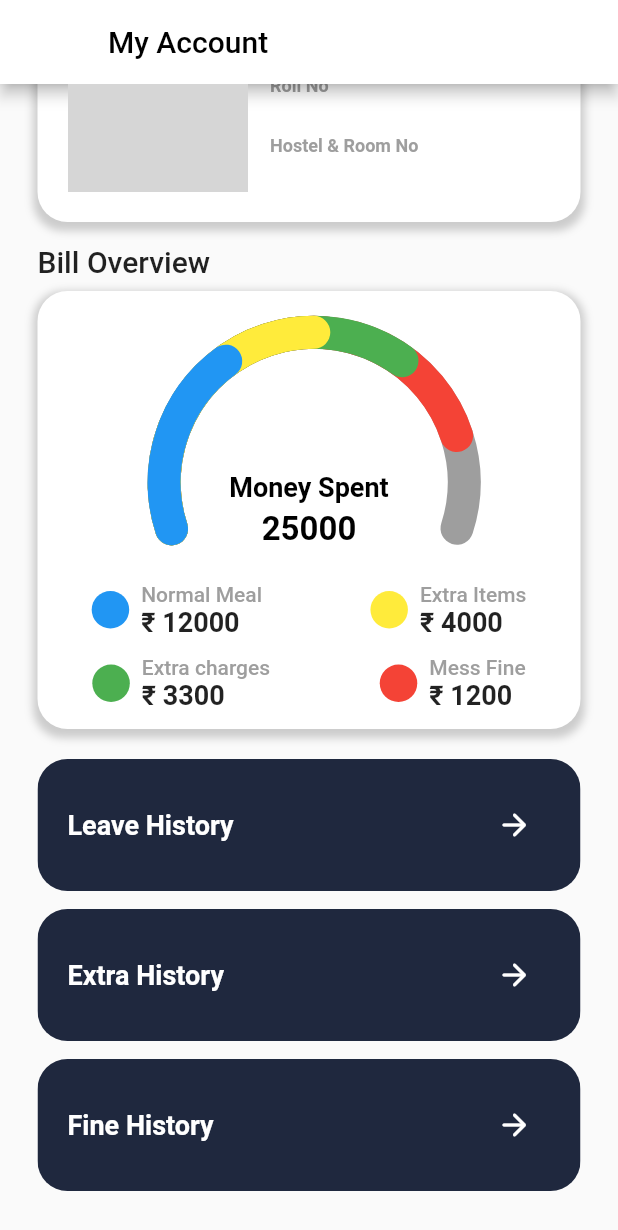
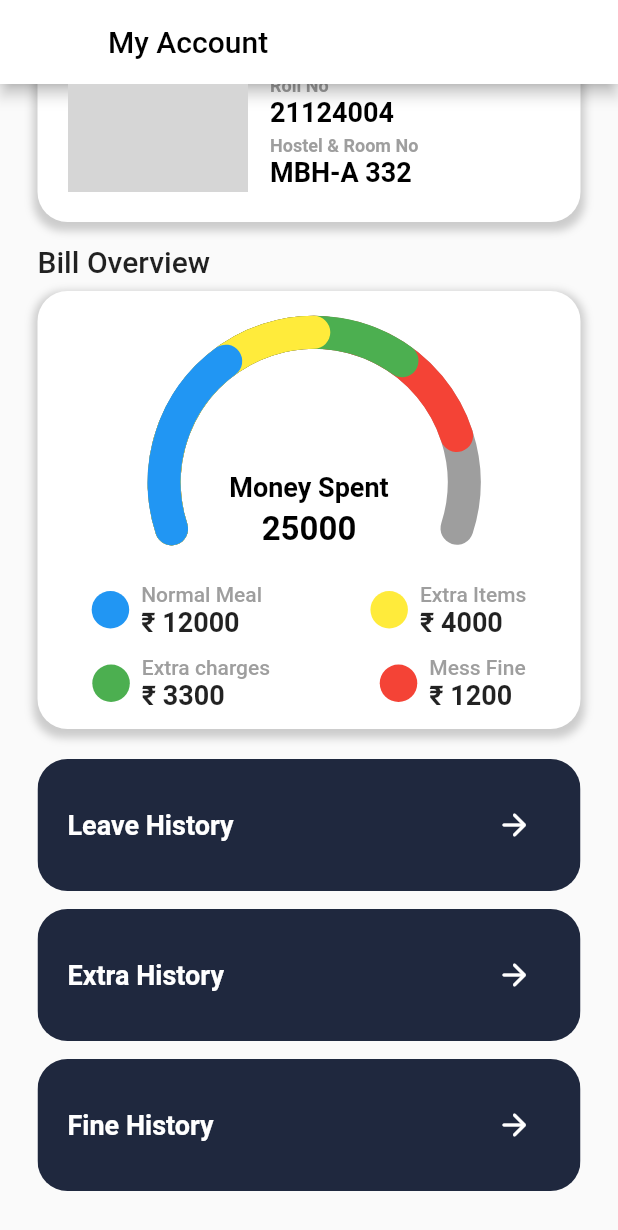
Before and after one commit to Androrubin/MinorProject, a Flutter app: the AccountScreen screen opened directly, scrolled down 131 dp, on a phone screen of 412 x 824 dp. Shown: the top 1230 px of the screen. Run offline on Flutter 3.47's test engine with Material 2 defaults, Android fonts, the phone set to English and light mode, and no system bars; our stand-ins replace cloud_firestore, convex_bottom_bar, firebase_auth, firebase_core, fluttertoast, google_sign_in; accounts and stored records are empty; network calls fail; grey boxes are pictures that could not be loaded.

Commit message:
Fixed Bugs

```diff
--- a/lib/nav_screens/account_screen.dart
+++ b/lib/nav_screens/account_screen.dart
@@ -2,8 +2,10 @@ import 'package:cloud_firestore/cloud_firestore.dart';
 import 'package:firebase_auth/firebase_auth.dart';
 import 'package:flutter/material.dart';
 import 'package:fluttertoast/fluttertoast.dart';
+import 'package:messmaven_minor_project/services/auth_service.dart';
 
 import '../components/category_progress_bar.dart';
+import '../login&onboarding/google_auth_screen.dart';
 
 class AccountScreen extends StatefulWidget {
   const AccountScreen({super.key});
@@ -20,6 +22,7 @@ String rollNo="";
 String hostel="";
   @override
   Widget build(BuildContext context) {
+    final FirebaseAuth _auth = FirebaseAuth.instance;
     getData();
     return Scaffold(
         appBar: AppBar(
@@ -46,8 +49,12 @@ String hostel="";
                                 fontWeight: FontWeight.w500,
                               ),
                             ),
-
-                            Container(
+                            GestureDetector(
+                              onTap: (){
+                              _auth.signOut();
+                              Navigator.of(context).pushReplacement(MaterialPageRoute(builder: (_)=> LoginScreen()));
+                              },
+                              child: Container(
                                 padding: EdgeInsets.only(top: 8, bottom: 8, right: 15,left: 15),
                                 decoration: BoxDecoration(
                                   color: cardColor,
@@ -64,8 +71,9 @@ String hostel="";
                                       ),
                                     ),
                                     SizedBox(width: 10,),
-                                  Icon(Icons.logout_rounded,color: Colors.white,)
+                                    Icon(Icons.arrow_forward,color: Colors.white,)
                                   ],
+                                ),
                               ),
                             ),
                           ],
@@ -120,8 +128,7 @@ String hostel="";
                                                 color: Colors.grey),
                                             textAlign: TextAlign.start,
                                           ),
-                                          Text(name
-                                          ,
+                                          Text('Abhishek Bharti',
                                               style: TextStyle(
                                                   fontWeight: FontWeight.w600,
                                                   fontSize: 18,
@@ -136,7 +143,7 @@ String hostel="";
                                                   fontSize: 12,
                                                   color: Colors.grey),
                                               textAlign: TextAlign.start),
-                                          Text(rollNo,
+                                          Text('21124004',
                                               style: TextStyle(
                                                   fontWeight: FontWeight.w600,
                                                   fontSize: 18,
@@ -151,7 +158,7 @@ String hostel="";
                                                   fontSize: 12,
                                                   color: Colors.grey),
                                               textAlign: TextAlign.start),
-                                          Text(hostel,
+                                          Text('MBH-A 332',
                                               style: TextStyle(
                                                   fontWeight: FontWeight.w600,
                                                   fontSize: 18,
```
Also changed, not shown: lib/login&onboarding/enter_details_screen.dart (+5 -4 lines). Lines whose indentation alone changed are shown as unchanged.
